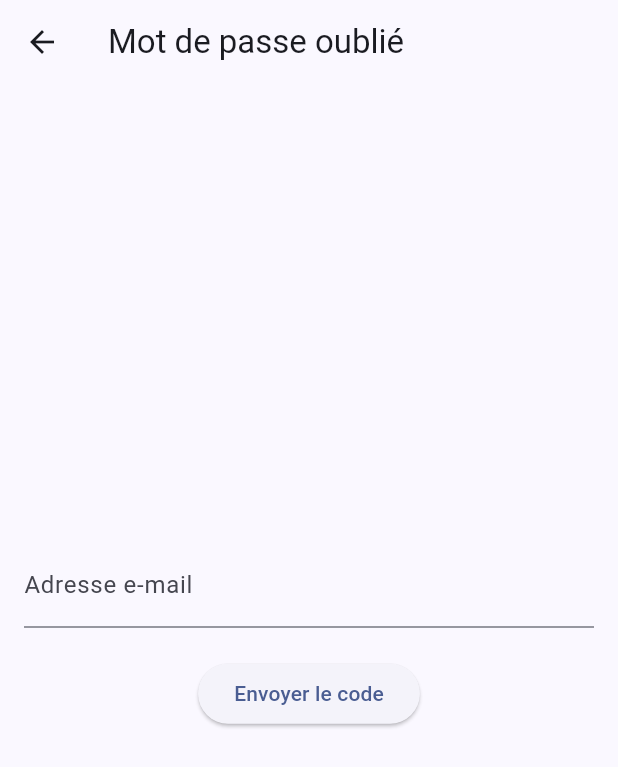
After one commit to Lindamlika96/EduConnect, a Flutter app: the ForgotPasswordPage screen opened directly, on a phone screen of 412 x 824 dp. The commit adds this screen. Shown: the top 767 px of the screen. Run offline on Flutter 3.47's test engine with Material 3 defaults, Android fonts, the phone set to English and light mode, and no system bars; our stand-ins replace flutter_animate, logger, shared_preferences, sqflite; accounts and stored records are empty.

Commit message:
✨ Ajout fonctionnalité mot de passe oublié + mise à jour locale SQLite

```diff
--- /dev/null
+++ b/lib/features/users/presentation/pages/forgot_password_page.dart
@@ -0,0 +1,62 @@
+import 'package:flutter/material.dart';
+import '../controllers/password_reset_controller.dart';
+import 'verify_code_page.dart';
+
+class ForgotPasswordPage extends StatefulWidget {
+  const ForgotPasswordPage({super.key});
+
+  @override
+  State<ForgotPasswordPage> createState() => _ForgotPasswordPageState();
+}
+
+class _ForgotPasswordPageState extends State<ForgotPasswordPage> {
+  final _emailController = TextEditingController();
+  final _controller = PasswordResetController();
+  bool _loading = false;
+  String _message = '';
+
+  void _sendCode() async {
+    setState(() => _loading = true);
+    final msg = await _controller.sendResetCode(_emailController.text);
+    setState(() {
+      _loading = false;
+      _message = msg;
+    });
+    if (msg.contains('Code envoyé')) {
+      Navigator.push(
+        context,
+        MaterialPageRoute(
+          builder: (_) => VerifyCodePage(email: _emailController.text),
+        ),
+      );
+    }
+  }
+
+  @override
+  Widget build(BuildContext context) {
+    return Scaffold(
+      appBar: AppBar(title: const Text('Mot de passe oublié')),
+      body: Padding(
+        padding: const EdgeInsets.all(16.0),
+        child: Column(
+          mainAxisAlignment: MainAxisAlignment.center,
+          children: [
+            TextField(
+              controller: _emailController,
+              decoration: const InputDecoration(labelText: 'Adresse e-mail'),
+            ),
+            const SizedBox(height: 20),
+            _loading
+                ? const CircularProgressIndicator()
+                : ElevatedButton(
+              onPressed: _sendCode,
+              child: const Text('Envoyer le code'),
+            ),
+            const SizedBox(height: 10),
+            Text(_message, style: const TextStyle(color: Colors.blue)),
+          ],
+        ),
+      ),
+    );
+  }
+}
--- a/pubspec.yaml
+++ b/pubspec.yaml
@@ -27,6 +27,9 @@ dependencies:
   # ✨ Animation package
   flutter_animate: ^4.5.0
 
+  http: ^1.2.0  # ✅ ajoute cette ligne
+
+
 dev_dependencies:
   flutter_test:
     sdk: flutter
```
Also changed, not shown: lib/core/db/app_database.dart (+22 -0 lines), lib/features/users/presentation/controllers/password_reset_controller.dart (added, +74 -0 lines), lib/features/users/presentation/pages/login_page.dart (+12 -4 lines), lib/features/users/presentation/pages/reset_password_page.dart (added, +74 -0 lines), lib/features/users/presentation/pages/verify_code_page.dart (added, +63 -0 lines), pubspec.lock.
